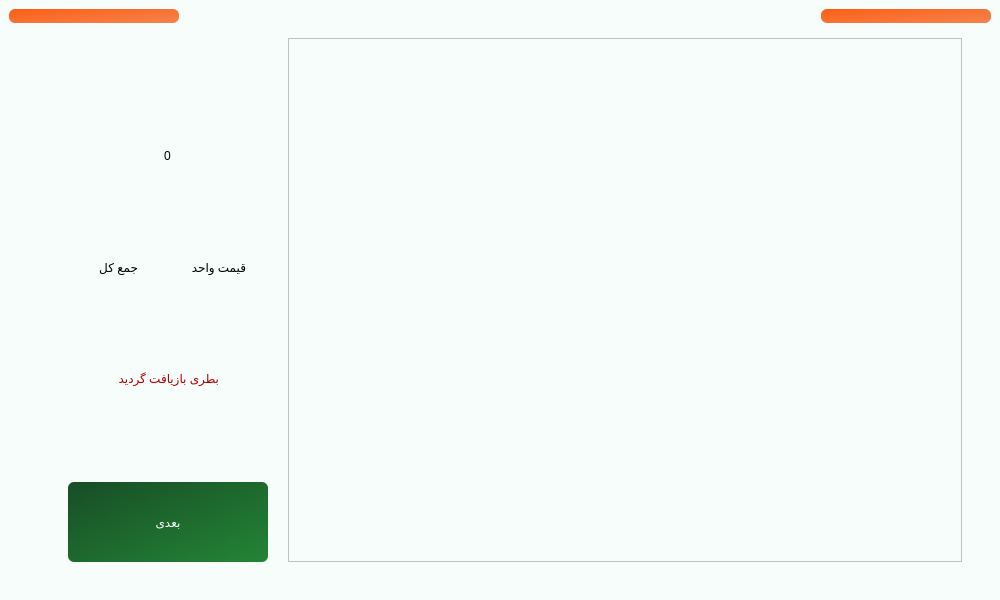
Farazist/raspberrypi-app, file main.ui: the form before one commit.
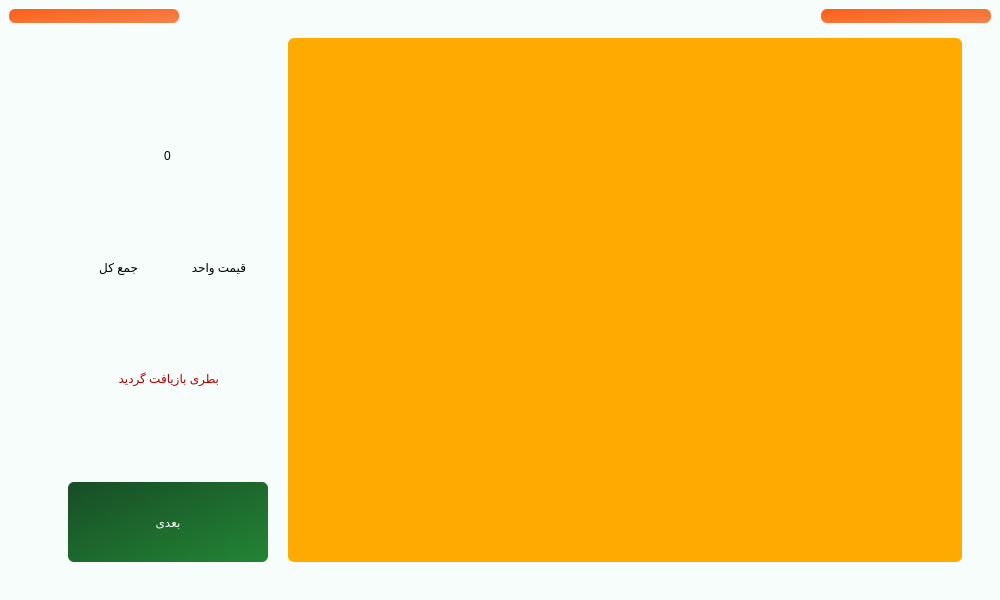
The form after the commit. The open tabs and pages were chosen to show the change. Icons and pictures are not drawn.

What changed in the file:
```diff
--- a/main.ui
+++ b/main.ui
@@ -2073,36 +2073,24 @@
            </layout>
           </item>
           <item>
-           <widget class="QScrollArea" name="scrollAreaManual">
-            <property name="minimumSize">
-             <size>
-              <width>400</width>
-              <height>0</height>
-             </size>
+           <widget class="QWidget" name="FrameDelivery" native="true">
+            <property name="sizePolicy">
+             <sizepolicy hsizetype="Expanding" vsizetype="Expanding">
+              <horstretch>0</horstretch>
+              <verstretch>0</verstretch>
+             </sizepolicy>
             </property>
             <property name="maximumSize">
              <size>
-              <width>700</width>
+              <width>750</width>
               <height>16777215</height>
              </size>
             </property>
             <property name="styleSheet">
-             <string notr="true">
-QScrollBar:vertical { width: 40px;background-color: qlineargradient(x1:0, y1:0, x2:1, y2:1, stop:0 #184d26, stop:1 #238535);; }</string>
+             <string notr="true">border-color: rgb(0, 85, 255);
+background-color: rgb(255, 170, 0);
+border-radius: 6px;</string>
             </property>
-            <property name="widgetResizable">
-             <bool>true</bool>
-            </property>
-            <widget class="QWidget" name="scrollAreaWidgetManual">
-             <property name="geometry">
-              <rect>
-               <x>0</x>
-               <y>0</y>
-               <width>398</width>
-               <height>28</height>
-              </rect>
-             </property>
-            </widget>
            </widget>
           </item>
          </layout>
```
Left out of the diff: 2 changed lines with no effect on the pictures.
